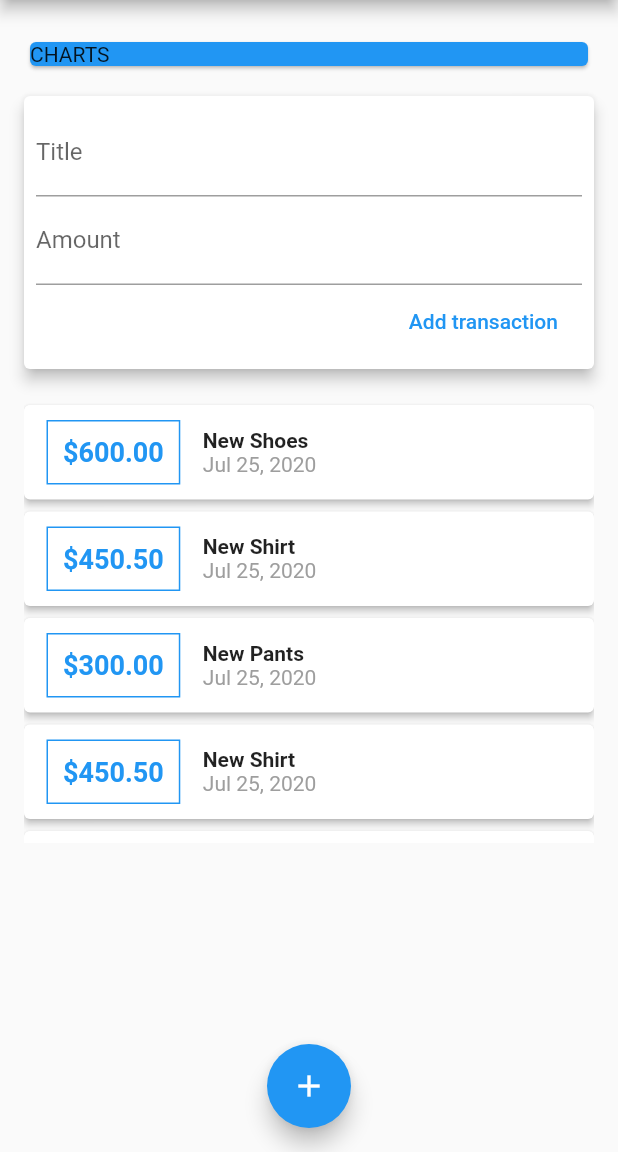
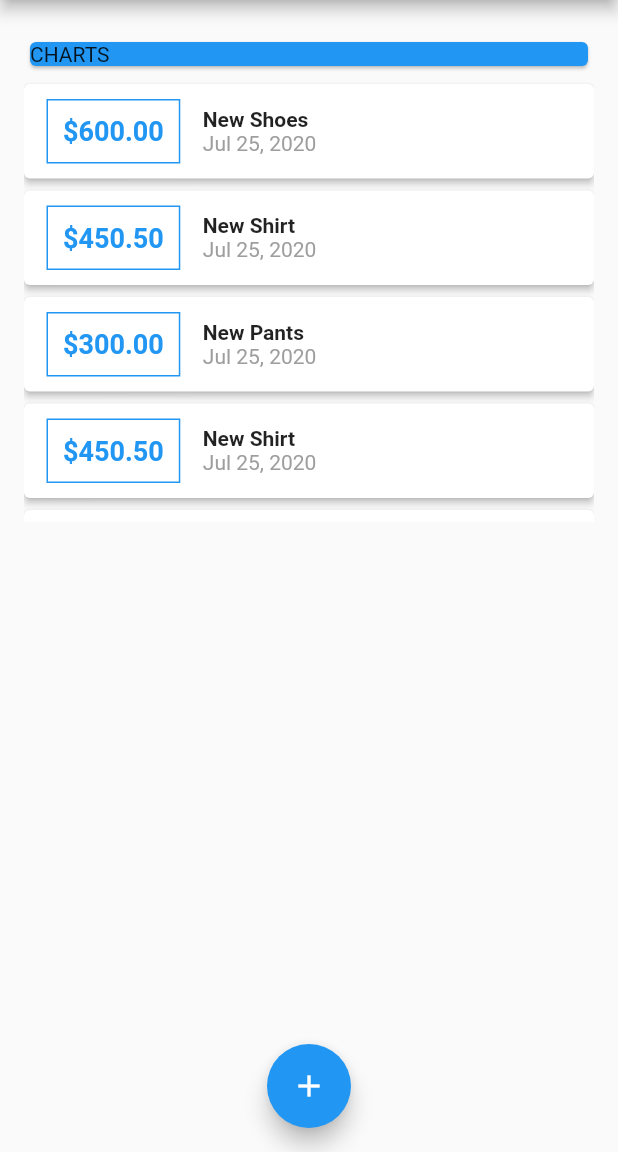
Before and after one commit to ranger163/Expenses, a Flutter app: the screen it shows after launch, on a phone screen of 412 x 824 dp, the part 84-1236 px from its top. Run offline on Flutter 3.47's test engine with Material 2 defaults, Android fonts, the phone set to English and light mode, and no system bars.

Commit message:
Removing user_transactions.dart

```diff
--- a/lib/main.dart
+++ b/lib/main.dart
@@ -1,4 +1,6 @@
-import 'package:expenses/widgets/user_transactions.dart';
+import 'package:expenses/models/transaction.dart';
+import 'package:expenses/widgets/transaction_input_form.dart';
+import 'package:expenses/widgets/transactions_list.dart';
 import 'package:flutter/material.dart';
 
 void main() {
@@ -16,7 +18,43 @@ class MyApp extends StatelessWidget {
   }
 }
 
-class MyHomePage extends StatelessWidget {
+class MyHomePage extends StatefulWidget {
+  @override
+  _MyHomePageState createState() => _MyHomePageState();
+}
+
+class _MyHomePageState extends State<MyHomePage> {
+  final List<Transaction> _transactionsList = [
+    Transaction(
+        id: "id1", title: "New Shoes", amount: 600.00, date: DateTime.now()),
+    Transaction(
+        id: "id2", title: "New Shirt", amount: 450.50, date: DateTime.now()),
+    Transaction(
+        id: "id3", title: "New Pants", amount: 300.00, date: DateTime.now()),
+    Transaction(
+        id: "id2", title: "New Shirt", amount: 450.50, date: DateTime.now()),
+    Transaction(
+        id: "id3", title: "New Pants", amount: 300.00, date: DateTime.now()),
+  ];
+
+  void _addTransaction(String title, double amount) {
+    setState(() {
+      _transactionsList.add(Transaction(
+          id: DateTime.now().toString(),
+          title: title,
+          amount: amount,
+          date: DateTime.now()));
+    });
+  }
+
+  void _startAddNewTransactionSheet(BuildContext context) {
+    showModalBottomSheet(
+        context: context,
+        builder: (_) {
+          return TransactionInputForm(_addTransaction);
+        });
+  }
+
   @override
   Widget build(BuildContext context) {
     return Scaffold(
@@ -41,7 +79,7 @@ class MyHomePage extends StatelessWidget {
                   child: Text('CHARTS'),
                 ),
               ),
-              UserTransactions(),
+              TransactionsItemList(_transactionsList),
             ],
           ),
         ),
--- a/lib/widgets/user_transactions.dart
+++ /dev/null
@@ -1,44 +0,0 @@
-import 'package:expenses/models/transaction.dart';
-import 'package:expenses/widgets/transaction_input_form.dart';
-import 'package:expenses/widgets/transactions_list.dart';
-import 'package:flutter/material.dart';
-
-class UserTransactions extends StatefulWidget {
-  @override
-  _UserTransactionsState createState() => _UserTransactionsState();
-}
-
-class _UserTransactionsState extends State<UserTransactions> {
-  final List<Transaction> _transactionsList = [
-    Transaction(
-        id: "id1", title: "New Shoes", amount: 600.00, date: DateTime.now()),
-    Transaction(
-        id: "id2", title: "New Shirt", amount: 450.50, date: DateTime.now()),
-    Transaction(
-        id: "id3", title: "New Pants", amount: 300.00, date: DateTime.now()),
-    Transaction(
-        id: "id2", title: "New Shirt", amount: 450.50, date: DateTime.now()),
-    Transaction(
-        id: "id3", title: "New Pants", amount: 300.00, date: DateTime.now()),
-  ];
-
-  void _addTransaction(String title, double amount) {
-    setState(() {
-      _transactionsList.add(Transaction(
-          id: DateTime.now().toString(),
-          title: title,
-          amount: amount,
-          date: DateTime.now()));
-    });
-  }
-
-  @override
-  Widget build(BuildContext context) {
-    return Column(
-      children: <Widget>[
-        TransactionInputForm(_addTransaction),
-        TransactionsItemList(_transactionsList),
-      ],
-    );
-  }
-}
```
